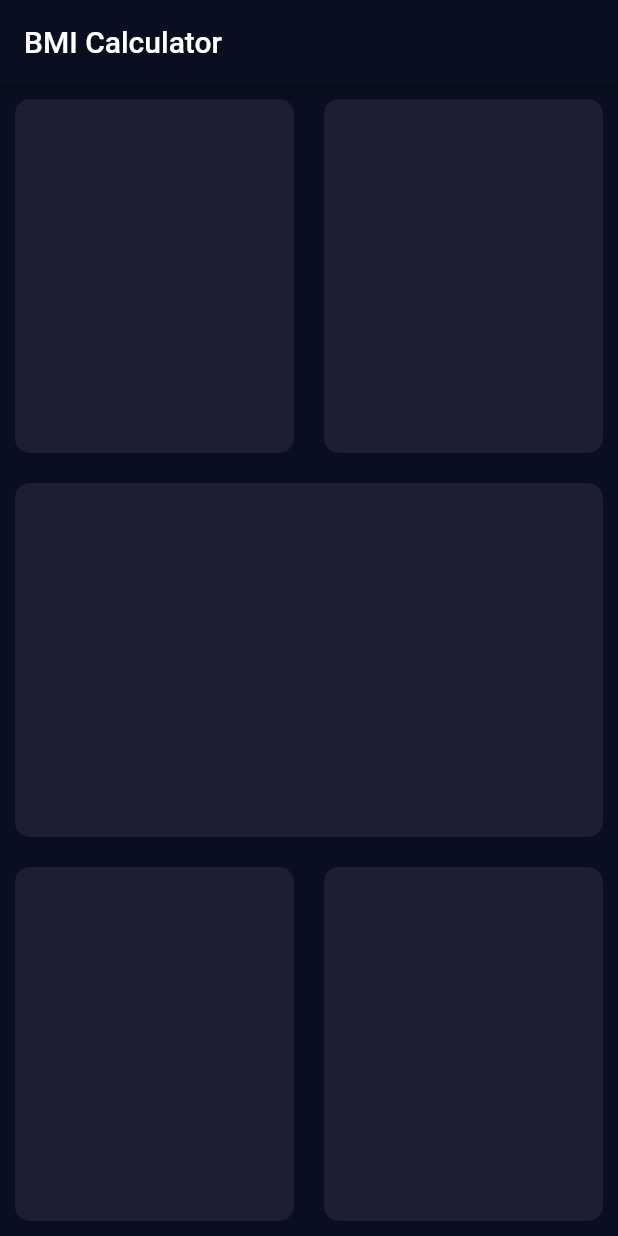
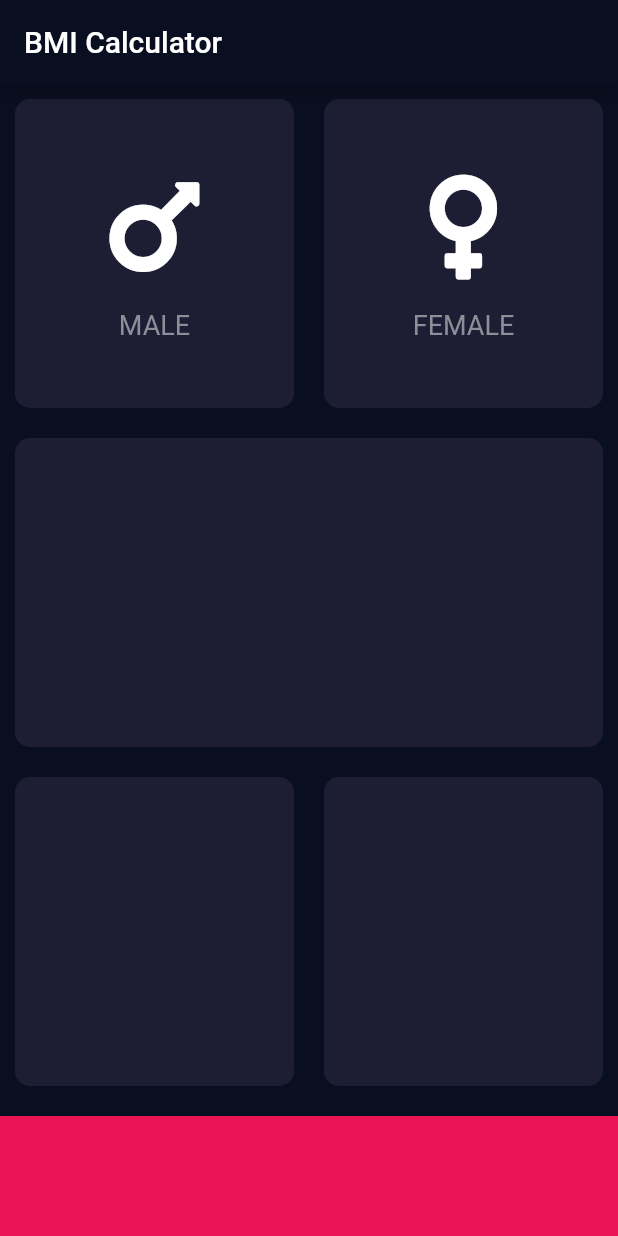
Before and after one commit to manishbsta/BMICalculator, a Flutter app: the screen it shows after launch, on a phone screen of 412 x 824 dp. Run offline on Flutter 3.47's test engine with Material 2 defaults, Android fonts, the phone set to English and light mode, and no system bars; our stand-ins replace font_awesome_flutter.

Commit message:
reusable codes separated in their individual files

```diff
--- /dev/null
+++ b/lib/icon_content.dart
@@ -0,0 +1,31 @@
+import 'package:flutter/material.dart';
+
+class IconContent extends StatelessWidget{
+  final String gender;
+  final IconData icon;
+
+  IconContent({this.gender, this.icon});
+
+  @override
+  Widget build(BuildContext context) {
+    return Column(
+      mainAxisAlignment:MainAxisAlignment.center,
+      children: <Widget>[
+        Icon(
+          icon,
+          size: 80.0,
+        ),
+        SizedBox(
+          height: 15.0,
+        ),
+        Text(
+          gender,
+          style: TextStyle(
+            fontSize: 18.0,
+            color: Color(0xFF8D8E98),
+          ),
+        )
+      ],
+    );
+  }
+}
--- a/lib/input_page.dart
+++ b/lib/input_page.dart
@@ -1,5 +1,13 @@
+import 'package:bmi_calculator/reusable_card.dart';
 import 'package:flutter/cupertino.dart';
 import 'package:flutter/material.dart';
+import 'package:font_awesome_flutter/font_awesome_flutter.dart';
+
+import 'icon_content.dart';
+
+const bottomContainerHeight = 80.0;
+const activeCardColor = Color(0xFF1D1E33);
+const bottomContainerColor = Color(0xFFEB1555);
 
 class InputPage extends StatefulWidget {
   @override
@@ -20,20 +28,20 @@ class _InputPageState extends State<InputPage> {
               child: Row(
                 children: <Widget>[
                   Expanded(
-                    child: Container(
-                      margin: EdgeInsets.all(10.0),
-                      decoration: BoxDecoration(
-                        color: Color(0xFF1D1E33),
-                        borderRadius: BorderRadius.circular(10.0),
+                    child: ReusableCard(
+                      mColor: activeCardColor,
+                      mChild: IconContent(
+                        gender: 'MALE',
+                        icon: FontAwesomeIcons.mars,
                       ),
                     ),
                   ),
                   Expanded(
-                    child: Container(
-                      margin: EdgeInsets.all(10.0),
-                      decoration: BoxDecoration(
-                        color: Color(0xFF1D1E33),
-                        borderRadius: BorderRadius.circular(10.0),
+                    child: ReusableCard(
+                      mColor: activeCardColor,
+                      mChild: IconContent(
+                        gender: 'FEMALE',
+                        icon: FontAwesomeIcons.venus,
                       ),
                     ),
                   ),
@@ -41,37 +49,31 @@ class _InputPageState extends State<InputPage> {
               ),
             ),
             Expanded(
-              child: Container(
-                margin: EdgeInsets.all(10.0),
-                decoration: BoxDecoration(
-                  color: Color(0xFF1D1E33),
-                  borderRadius: BorderRadius.circular(10.0),
-                ),
+              child: ReusableCard(
+                mColor: activeCardColor,
               ),
             ),
             Expanded(
               child: Row(
                 children: <Widget>[
                   Expanded(
-                    child: Container(
-                      margin: EdgeInsets.all(10.0),
-                      decoration: BoxDecoration(
-                        color: Color(0xFF1D1E33),
-                        borderRadius: BorderRadius.circular(10.0),
-                      ),
+                    child: ReusableCard(
+                      mColor: activeCardColor,
                     ),
                   ),
                   Expanded(
-                    child: Container(
-                      margin: EdgeInsets.all(10.0),
-                      decoration: BoxDecoration(
-                        color: Color(0xFF1D1E33),
-                        borderRadius: BorderRadius.circular(10.0),
-                      ),
+                    child: ReusableCard(
+                      mColor: activeCardColor,
                     ),
                   ),
                 ],
               ),
+            ),
+            Container(
+              height: bottomContainerHeight,
+              width: double.infinity,
+              margin: EdgeInsets.only(top: 10.0),
+              color: bottomContainerColor,
             ),
           ],
         ),
--- /dev/null
+++ b/lib/reusable_card.dart
@@ -0,0 +1,20 @@
+import 'package:flutter/material.dart';
+
+class ReusableCard extends StatelessWidget {
+  final Color mColor;
+  final Widget mChild;
+
+  ReusableCard({@required this.mColor, this.mChild});
+
+  @override
+  Widget build(BuildContext context) {
+    return Container(
+      child: mChild,
+      margin: EdgeInsets.all(10.0),
+      decoration: BoxDecoration(
+        color: mColor,
+        borderRadius: BorderRadius.circular(10.0),
+      ),
+    );
+  }
+}
```
